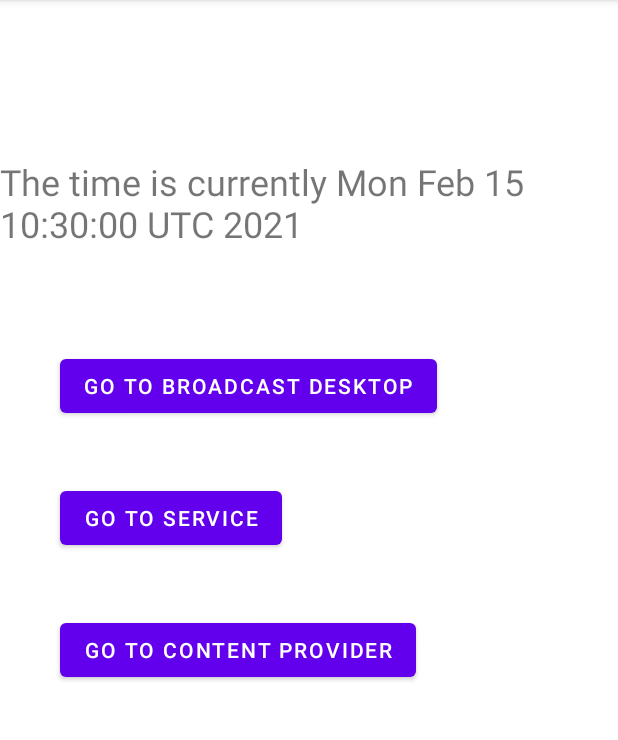
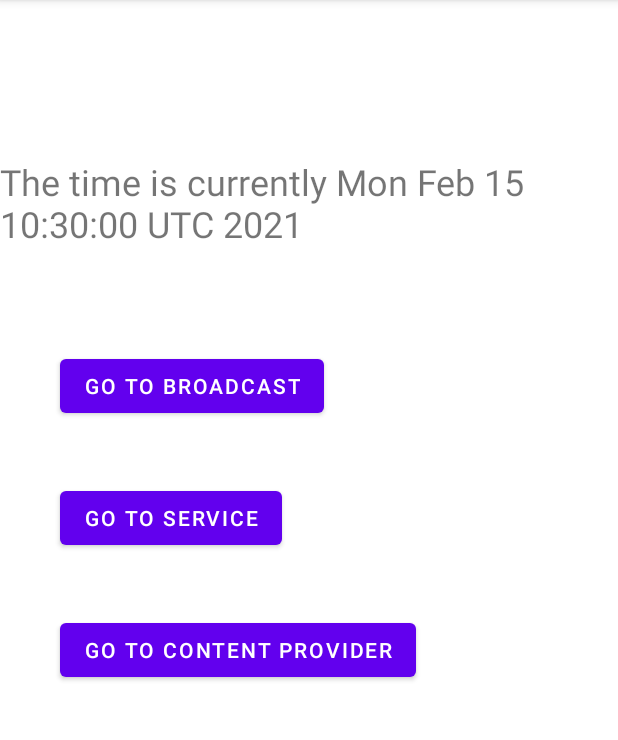
Before and after one commit to ethanliaw16/EECS-386-Assignment-1, an Android app: the screen it shows after launch (MainActivity), on a phone screen of 412 x 824 dp, the part 84-824 px from its top. Run offline under Robolectric (Android 15) with nearby library versions, the phone set to English and light mode, and no system bars.

Commit message:
undoing desktop change

```diff
--- a/app/src/main/res/layout/activity_main.xml
+++ b/app/src/main/res/layout/activity_main.xml
@@ -25,7 +25,7 @@
         android:layout_height="wrap_content"
         android:layout_marginStart="40dp"
         android:layout_marginTop="68dp"
-        android:text="Go To Broadcast desktop"
+        android:text="Go To Broadcast"
         app:layout_constraintStart_toStartOf="parent"
         app:layout_constraintTop_toBottomOf="@+id/maintext" />
 
```
